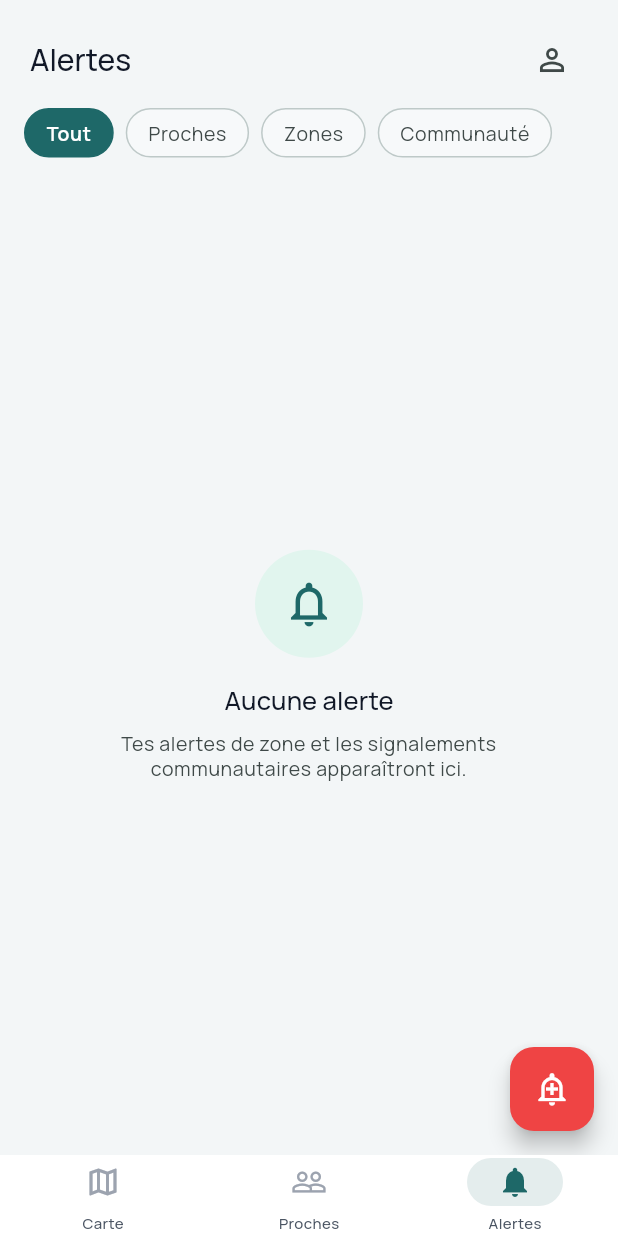
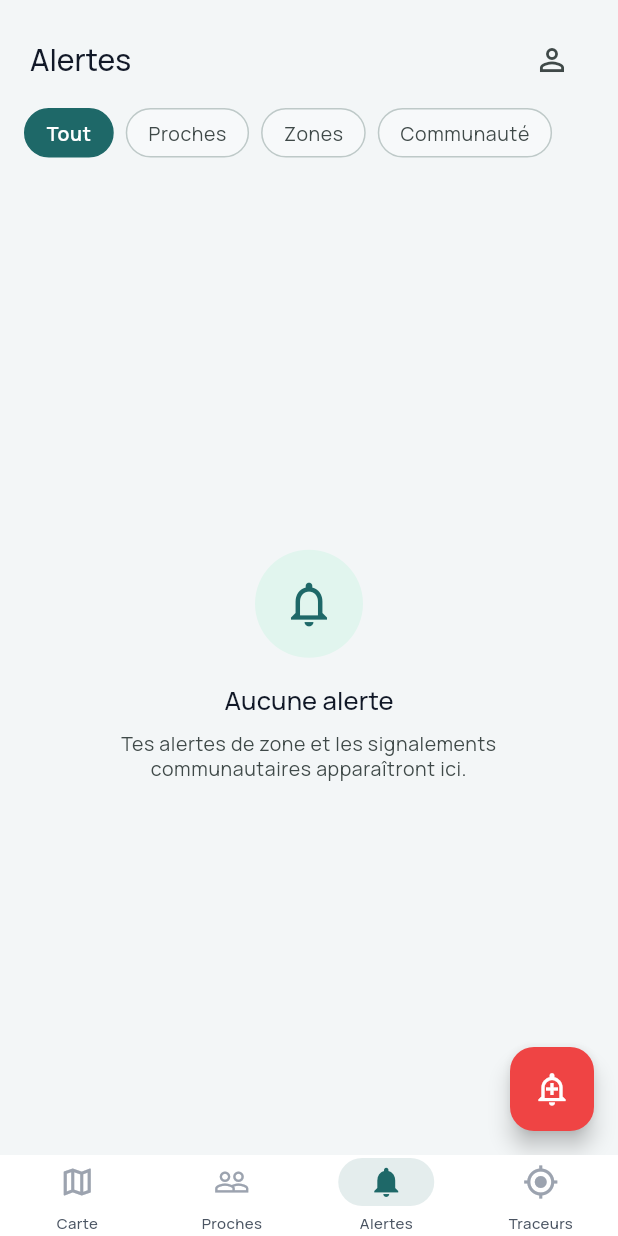
Before and after one commit to dieudonnepixelnomad-byte/alertcontacts, a Flutter app: the AppShell screen opened by its route, item 3 of the bottom bar chosen, on a phone screen of 412 x 824 dp. Run offline on Flutter 3.47's test engine with Material 3 defaults, Android fonts, the phone set to English and light mode, and no system bars; our stand-ins replace battery_plus, confetti, connectivity_plus, device_info_plus, equatable, firebase_analytics and 23 more; missing offline and left inert: app_tracking_transparency, background_fetch, firebase_performance, in_app_update, purchases_flutter, purchases_ui_flutter; accounts and stored records are empty; network calls fail.

Commit message:
refactor: format NavigationDestination for Traceurs tab in AppShell
- Reformatted the NavigationDestination for the Traceurs tab to improve code readability and maintain consistency in the app shell layout.

```diff
--- a/lib/features/app_shell/presentation/app_shell.dart
+++ b/lib/features/app_shell/presentation/app_shell.dart
@@ -106,7 +106,11 @@ class _AppShellState extends State<AppShell> {
                   ),
                   label: 'Alertes',
                 ),
-                // const NavigationDestination(icon: Icon(Icons.gps_fixed_outlined), selectedIcon: Icon(Icons.gps_fixed), label: 'Traceurs'),
+                const NavigationDestination(
+                  icon: Icon(Icons.gps_fixed_outlined),
+                  selectedIcon: Icon(Icons.gps_fixed),
+                  label: 'Traceurs',
+                ),
               ],
             ),
           );
```
